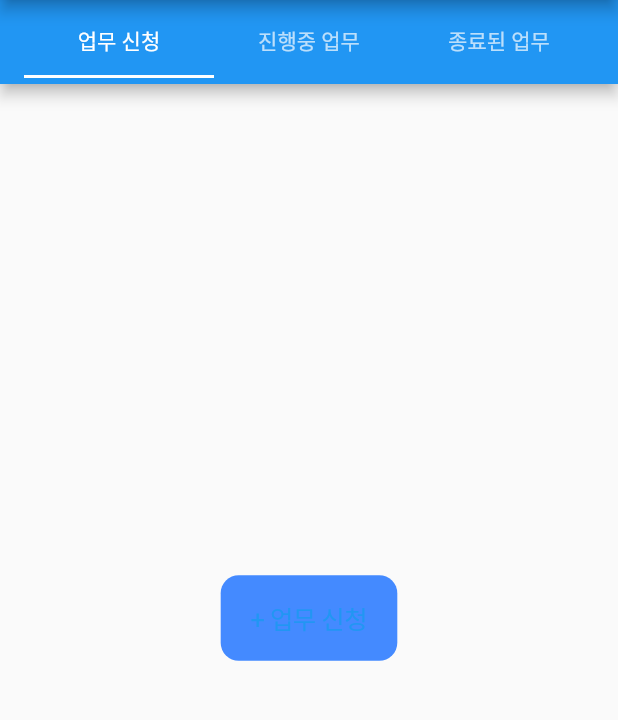
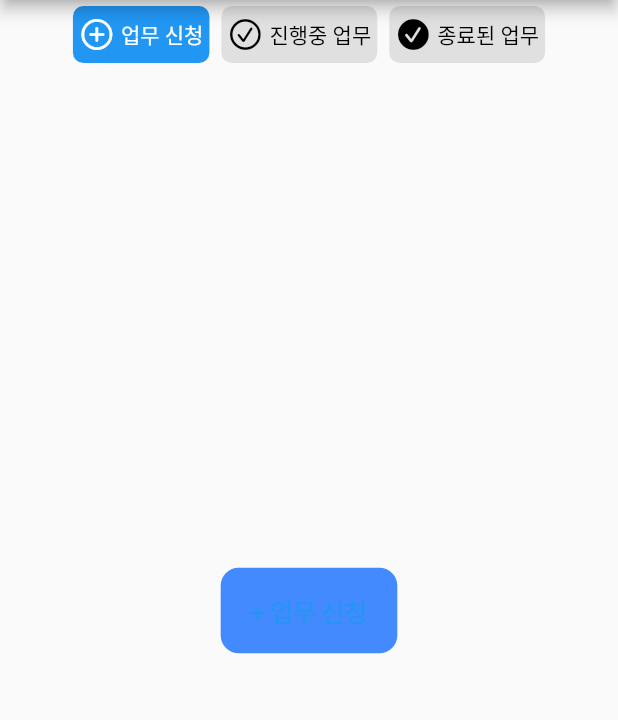
Before and after one commit to kimjihyeon99/cj_crowdsourcing_app, a Flutter app: the SecondWidget screen opened directly, on a phone screen of 412 x 824 dp, the part 84-804 px from its top. Run offline on Flutter 3.47's test engine with Material 2 defaults, Android fonts, the phone set to English and light mode, and no system bars; drawn by our look-alikes of buttons_tabbar; our stand-ins replace camera, google_maps_flutter, percent_indicator, sqflite; missing offline and left inert: flutter_qr_bar_scanner; accounts and stored records are empty; network calls fail.

Commit message:
modify tabbar to tabbarbutton

```diff
--- a/lib/model/diliver.dart
+++ b/lib/model/diliver.dart
@@ -1,14 +1,16 @@
 class Diliver {
   final String date; //집배 일자
   final int SMname;//SM명
+  final String subject;//품목
   final String address;//받는 분 주소
 
-  Diliver({required this.date, required this.SMname, required this.address});
+  Diliver({required this.date, required this.SMname,required this.subject, required this.address});
 
   Map<String, dynamic> toMap() {
     return {
       'date': date,
       'SMname': SMname,
+      'subject' :subject,
       'address': address,
     };
   }
@@ -16,6 +18,7 @@ class Diliver {
     return Diliver(
         date: json['집배일자'] as String,
         SMname: json['SM명'] as int,
+        subject: json['품목'] as String,
         address: json['받는분주소'] as String,);
   }
 
--- a/lib/secondPage.dart
+++ b/lib/secondPage.dart
@@ -14,7 +14,6 @@ class SecondWidget extends StatefulWidget {
 //업무목록 및 배송목록
 class _SecondWidget extends State<SecondWidget> {
   final choices = ['업무 목록', '배송 목록'];
-  late String extDir;
 
   @override
   Widget build(BuildContext context) {
--- a/lib/worklist.dart
+++ b/lib/worklist.dart
@@ -5,6 +5,7 @@ import 'package:flutter/services.dart';
 import 'package:intl/intl.dart';
 import 'package:flutter_qr_bar_scanner/qr_bar_scanner_camera.dart';
 import 'dart:async';
+import 'package:buttons_tabbar/buttons_tabbar.dart';
 
 import 'model/diliver.dart';
 
@@ -69,38 +70,53 @@ class _WorklistPageState extends State<Worklist> {
       body: DefaultTabController(
           length: workList.length,
           initialIndex: initialIndexInWorklist,
-          child: Scaffold(
-              appBar: AppBar(
-                automaticallyImplyLeading: false,
-                title: TabBar(
-                  tabs: workList.map((String worklist) {
-                    return Tab(text: worklist);
-                  }).toList(),
+          child:Column(
+            children: <Widget>[
+                ButtonsTabBar(
+                  physics: ClampingScrollPhysics(),
+                    // backgroundColor: Colors.red,
+                    // unselectedBackgroundColor: Colors.grey[300],
+                    // unselectedLabelStyle: TextStyle(color: Colors.black),
+                    // labelStyle:
+                    // TextStyle(color: Colors.white, fontWeight: FontWeight.bold),
+                  tabs:[
+                    Tab(
+                      text: workList[0],
+                      icon: Icon(CupertinoIcons.add_circled),
                     ),
+                    Tab(
+                      text: workList[1],
+                      icon: Icon(CupertinoIcons.check_mark_circled),
                     ),
-              body: TabBarView(
-                children: [
+                    Tab(
+                      text: workList[2],
+                      icon: Icon(CupertinoIcons.check_mark_circled_solid),
+                    )
+                  ]
+                ),
+              Expanded(
+                child: TabBarView(
+                  children: <Widget>[
                     //업무 신청
-                  Scaffold(
-                      //업무 목록 보여줄 부분
-                      body: Align(
+                    Align(
                       alignment: Alignment.center,
                       child: showWorkList(workApplyState, context),
-                  )),
+                    ),
                     //진행중 업무
-                  Scaffold(
-                      body: Align(
+                    Align(
                       alignment: Alignment.center,
                       child: showWorkingContent(workingState),
-                  )),
+                    ),
                     //종료된 업무
-                  Scaffold(
-                      body: Align(
+                    Align(
                       alignment: Alignment.center,
                       child: showWorkedList(),
+                    ),
+                  ],
+                )
+              )
+            ],
           )),
-                ],
-              ))),
     );
   }
 
@@ -126,7 +142,6 @@ class _WorklistPageState extends State<Worklist> {
                 smlist.forEach((element) {
                   smcount.add(items.where((c) => element.compareTo(c.SMname)==0).toList().length);
                 });
-                print(smcount);
               });
             }),
       );
--- a/pubspec.yaml
+++ b/pubspec.yaml
@@ -33,6 +33,7 @@ dependencies:
   path_provider: ^2.0.0
   path: ^1.8.0
   google_maps_flutter: ^2.0.9
+  buttons_tabbar: ^1.3.1
 
   # The following adds the Cupertino Icons font to your application.
   # Use with the CupertinoIcons class for iOS style icons.
```
Also changed, not shown: pubspec.lock. Lines whose indentation alone changed are shown as unchanged.
